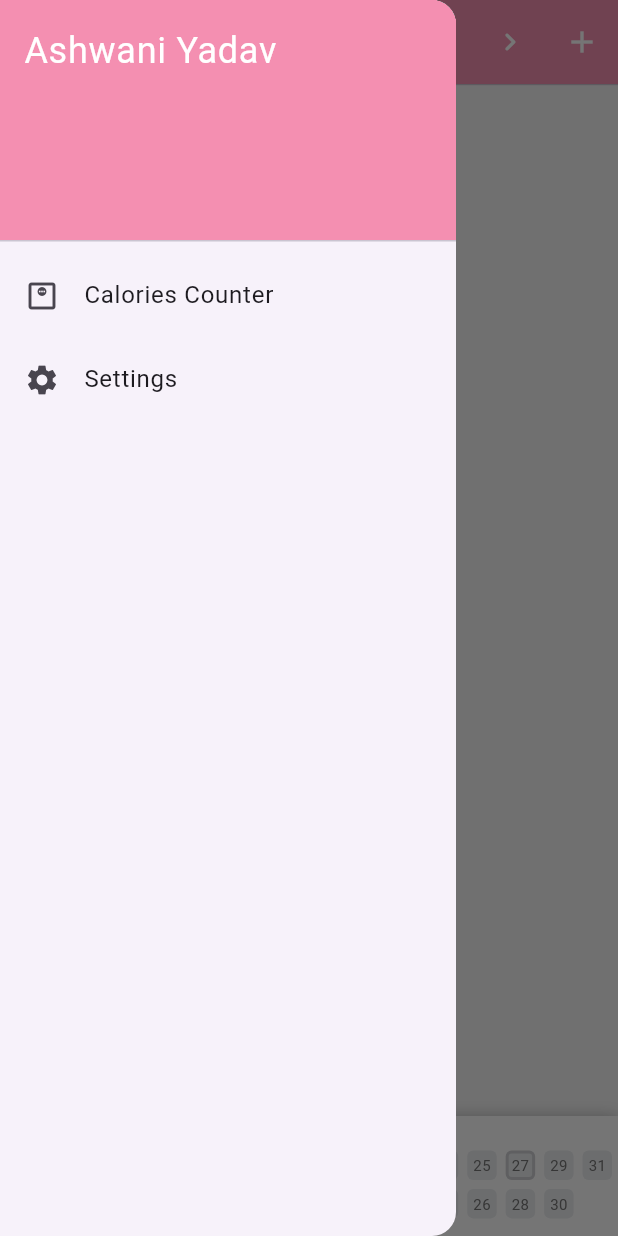
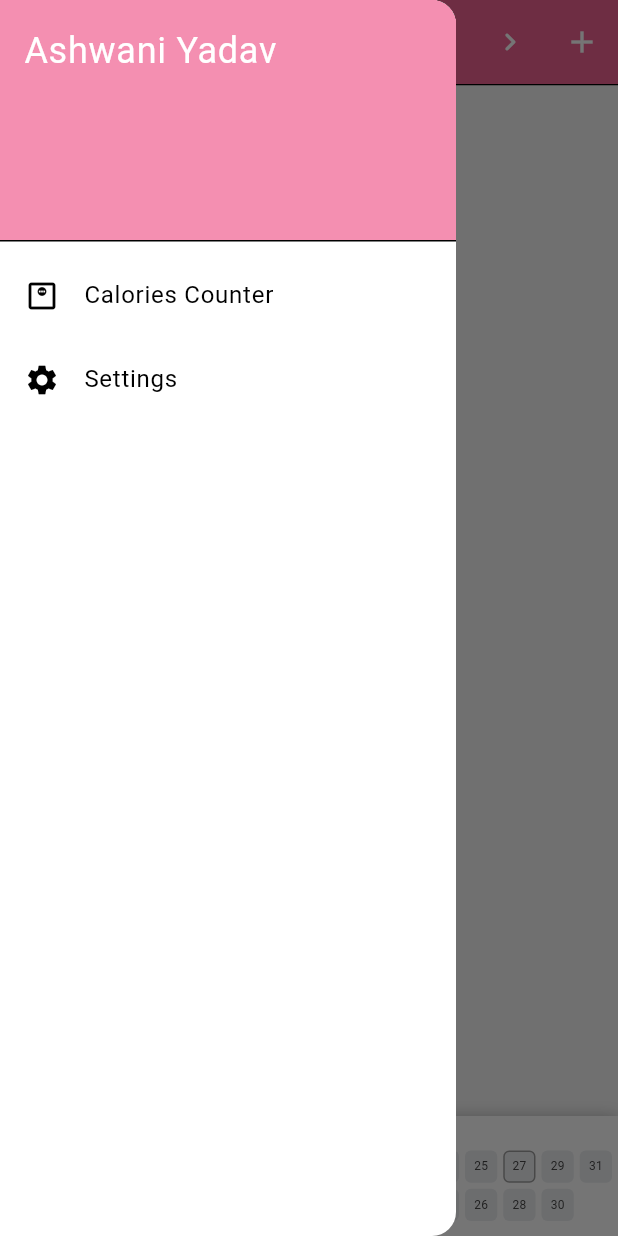
Before and after one commit to AshwaniDev101/Flutter-DisciplinePlus, a Flutter app: the screen it shows after launch, with the side drawer open, on a phone screen of 412 x 824 dp. Run offline on Flutter 3.47's test engine with Material 3 defaults, Android fonts, the phone set to English and light mode, and no system bars; drawn by our look-alikes of sliding_up_panel; our stand-ins replace cloud_firestore, firebase_core, hive_flutter, just_audio, rxdart; accounts and stored records are empty; generated files the repository leaves out were written again.

Commit message:
feat: Introduced app themes and refactored UI components
A centralized theme management system with light and dark modes has been added.

Key changes include:
- Created `app_colors.dart` to define a consistent color palette and text styles for UI elements.
- Implemented `app_theme.dart` with `lightTheme` and `darkTheme` configurations.
- Refactored the heatmap widget into separate `MonthHeatmap`, `HeatmapGrid`, and `HeatmapCell` components for better structure.
- Updated option menus and the schedule page to use the new theme colors and styles.

```diff
--- a/lib/main.dart
+++ b/lib/main.dart
@@ -1,4 +1,5 @@
 
+import 'package:discipline_plus/theme/app_theme.dart';
 import 'package:firebase_core/firebase_core.dart';
 import 'package:flutter/material.dart';
 import 'package:hive_flutter/adapters.dart';
@@ -42,14 +43,12 @@ class MyApp extends StatelessWidget {
     return MaterialApp(
       title: 'DisciplinePlus',
       debugShowCheckedModeBanner: false,
-      // theme: ThemeData(
-      //   // colorScheme: ColorScheme.fromSeed(seedColor: Constants.background_color),
-      //   useMaterial3: true,
-      //   popupMenuTheme: PopupMenuThemeData(
-      //     color: Colors.grey[50], // menu background
-      //     textStyle: TextStyle(color: Colors.grey[400]), // menu text
-      //   ),
-      // ),
+
+      theme: AppTheme.lightTheme,
+      darkTheme: AppTheme.darkTheme,
+      themeMode: ThemeMode.light,
+      // themeMode: ThemeMode.system,
+
       home: SchedulePage(),
       // home: CaloriesCounterPage()
       // home: CalorieHistoryPage()
--- a/lib/pages/heatmap_page/grid/month_heatmap.dart
+++ b/lib/pages/heatmap_page/grid/month_heatmap.dart
@@ -1,16 +1,10 @@
 import 'package:flutter/material.dart';
 import '../../../core/utils/helper.dart';
 
+/// 🧠 Main reactive heatmap widget
 class MonthHeatmap extends StatelessWidget {
   final DateTime currentDateTime;
   final Stream<Map<String, dynamic>> heatmapStream;
-
-  final double height = 70;
-  final double hSpacing = 6;
-  final double vSpacing = 6;
-  final double horizontalPadding = 4;
-  final double verticalPadding = 8.0;
-  final bool useHorizontalScroll = false; // allow scrolling when many columns
 
   const MonthHeatmap({
     super.key,
@@ -18,17 +12,61 @@ class MonthHeatmap extends StatelessWidget {
     required this.heatmapStream,
   });
 
-  Color getColorForHeat(double percentage) {
-    percentage = percentage.clamp(0, 100);
-    if (percentage == 0) {
-      return hexToColorWithOpacity("#EBEDF0", 100);
-    } else {
-      return hexToColorWithOpacity("#38d9a9", percentage);
+  @override
+  Widget build(BuildContext context) {
+    return StreamBuilder<Map<String, dynamic>>(
+      stream: heatmapStream,
+      builder: (context, snapshot) {
+        if (snapshot.connectionState == ConnectionState.waiting) {
+          return const SizedBox(
+            height: 70,
+            child: Center(child: CircularProgressIndicator(strokeWidth: 1.5)),
+          );
+        }
+
+        if (snapshot.hasError) {
+          return const SizedBox(
+            height: 70,
+            child: Center(child: Text('Error loading heatmap')),
+          );
+        }
+
+        final heatmapData = snapshot.data ?? {};
+
+        return HeatmapGrid(
+          currentDateTime: currentDateTime,
+          heatmapData: heatmapData,
+        );
+      },
+    );
   }
 }
 
-  int _daysInMonth(DateTime date) {
-    return DateTime(date.year, date.month + 1, 0).day;
+/// 🧱 Builds the grid layout and handles month calculations
+class HeatmapGrid extends StatelessWidget {
+  final DateTime currentDateTime;
+  final Map<String, dynamic> heatmapData;
+
+  final double height = 70;
+  final double hSpacing = 4;
+  final double vSpacing = 4;
+  final double horizontalPadding = 4;
+  final double verticalPadding = 4;
+  final bool useHorizontalScroll = true;
+
+  const HeatmapGrid({
+    super.key,
+    required this.currentDateTime,
+    required this.heatmapData,
+  });
+
+  int _daysInMonth(DateTime date) => DateTime(date.year, date.month + 1, 0).day;
+
+  Color _getColor(double percentage) {
+    percentage = percentage.clamp(0, 100);
+    return percentage == 0
+        ? hexToColorWithOpacity("#EBEDF0", 100)
+        : hexToColorWithOpacity("#38d9a9", percentage);
   }
 
   @override
@@ -36,10 +74,8 @@ class MonthHeatmap extends StatelessWidget {
     final now = currentDateTime;
     final daysInMonth = _daysInMonth(now);
 
-    // first day of month (1=Mon .. 7=Sun)
+    const rows = 2;
     final firstWeekday = DateTime(now.year, now.month, 1).weekday;
-
-    const rows = 2;
     final offset = (firstWeekday - 1) % rows;
     final columns = ((offset + daysInMonth) / rows).ceil();
 
@@ -58,31 +94,8 @@ class MonthHeatmap extends StatelessWidget {
 
     final placeholderColor = hexToColorWithOpacity("#FFFFFF", 0);
 
-
-    return StreamBuilder<Map<String, dynamic>>(
-      stream: heatmapStream,
-      builder: (context, snapshot) {
-        if (snapshot.connectionState == ConnectionState.waiting) {
-          return const SizedBox(
-            height: 70,
-            child: Center(child: CircularProgressIndicator(strokeWidth: 1.5)),
-          );
-        }
-
-        if (snapshot.hasError) {
-          return SizedBox(
-            height: 70,
-            child: Center(child: Text('Error loading heatmap')),
-          );
-        }
-
-        final heatmapData = snapshot.data ?? {};
-
-        print("=== === ${heatmapData}");
-
-        // generate all the cells
     final totalCells = columns * rows;
-        final cells = List<Widget>.generate(totalCells, (cellIndex) {
+    final cells = List.generate(totalCells, (cellIndex) {
       final dayNumber = (cellIndex - offset + 1);
       final isValidDay = dayNumber >= 1 && dayNumber <= daysInMonth;
 
@@ -99,55 +112,36 @@ class MonthHeatmap extends StatelessWidget {
       }
 
       final value = (heatmapData[dayNumber.toString()] ?? 0).toDouble();
-          final color = getColorForHeat(value);
-
       final isToday = (now.day == dayNumber &&
           DateTime.now().month == now.month &&
           DateTime.now().year == now.year);
 
-          return Container(
-            width: boxSize,
-            height: boxSize,
-            margin: EdgeInsets.only(bottom: vSpacing),
-            decoration: BoxDecoration(
-              color: color,
-              borderRadius: BorderRadius.circular(4),
-              border: isToday ? Border.all(width: 2, color: Colors.black12) : null,
-            ),
-            child: Center(
-              child: Text(
-                "$dayNumber",
-                style: TextStyle(fontSize: 10, color: Colors.grey[600]),
-              ),
-            ),
+      return HeatmapCell(
+        day: dayNumber,
+        color: _getColor(value),
+        isToday: isToday,
+        size: boxSize,
+        vSpacing: vSpacing,
       );
     });
 
-        // build columns
-        final weekColumns = List<Widget>.generate(columns, (colIndex) {
+    final weekColumns = List.generate(columns, (colIndex) {
       final start = colIndex * rows;
       final end = start + rows;
       final columnCells = cells.sublist(start, end);
 
       return Container(
         margin: EdgeInsets.only(right: colIndex == columns - 1 ? 0 : hSpacing),
-            child: Column(
-              mainAxisSize: MainAxisSize.min,
-              children: columnCells,
-            ),
+        child: Column(children: columnCells),
       );
     });
 
-        final rowContent = Row(
-          crossAxisAlignment: CrossAxisAlignment.start,
-          children: weekColumns,
-        );
+    final rowContent = Row(children: weekColumns);
 
     return SizedBox(
       height: height,
       width: double.infinity,
       child: Column(
-            mainAxisAlignment: MainAxisAlignment.start,
         crossAxisAlignment: CrossAxisAlignment.start,
         children: [
           Padding(
@@ -161,13 +155,52 @@ class MonthHeatmap extends StatelessWidget {
             padding: const EdgeInsets.all(4.0),
             child: useHorizontalScroll
                 ? SingleChildScrollView(
-                    scrollDirection: Axis.horizontal, child: rowContent)
+              scrollDirection: Axis.horizontal,
+              child: rowContent,
+            )
                 : rowContent,
           ),
         ],
       ),
     );
-      },
+  }
+}
+
+/// 🔲 Single day cell widget
+class HeatmapCell extends StatelessWidget {
+  final int day;
+  final Color color;
+  final bool isToday;
+  final double size;
+  final double vSpacing;
+
+  const HeatmapCell({
+    super.key,
+    required this.day,
+    required this.color,
+    required this.isToday,
+    required this.size,
+    required this.vSpacing,
+  });
+
+  @override
+  Widget build(BuildContext context) {
+    return Container(
+      width: size,
+      height: size,
+      margin: EdgeInsets.only(bottom: vSpacing),
+      decoration: BoxDecoration(
+        color: color,
+        borderRadius: BorderRadius.circular(4),
+        border: isToday ? Border.all(width: 1, color: Colors.grey) : null,
+      ),
+      child: Center(
+        child: Text(
+          "$day",
+          // "$day",
+          style: TextStyle(fontSize: 8, color: Colors.grey[800]),
+        ),
+      ),
     );
   }
 }
--- a/lib/pages/schedule_page/schedule_page.dart
+++ b/lib/pages/schedule_page/schedule_page.dart
@@ -4,6 +4,7 @@ import 'package:flutter/material.dart';
 import 'package:sliding_up_panel/sliding_up_panel.dart';
 import '../../database/repository/weekly_schedule_repository.dart';
 import '../../drawer/drawer.dart';
+import '../../theme/app_colors.dart';
 import '../global_initiative_list_page/global_initiative_list/global_initiative_list_page.dart';
 
 import '../global_initiative_list_page/manager/global_list_manager.dart';
@@ -27,7 +28,17 @@ class _SchedulePageState extends State<SchedulePage> with RouteAware {
   @override
   void initState() {
     super.initState();
+
   }
+
+
+  // @override
+  // void didChangeDependencies() {
+  //   super.didChangeDependencies();
+  //
+  //   final isDark = Theme.of(context).brightness == Brightness.dark;
+  //   print("Current theme is Dark: $isDark");
+  // }
 
   @override
   void dispose() {
@@ -46,11 +57,11 @@ class _SchedulePageState extends State<SchedulePage> with RouteAware {
               final day = snapshot.data ?? '';
               return Text(
                 day,
-                style: TextStyle(color: Colors.white),
+                style: TextStyle(color: AppColors.appbarTitle),
               );
             }),
-        iconTheme: IconThemeData(color: Colors.white),
-        backgroundColor: Colors.pink.shade200,
+        iconTheme: IconThemeData(color: AppColors.appbarIcon),
+        backgroundColor: AppColors.appbar,
         actions: [
           IconButton(
               onPressed: () {
--- a/lib/pages/schedule_page/widgets/schedule_listview.dart
+++ b/lib/pages/schedule_page/widgets/schedule_listview.dart
@@ -1,4 +1,5 @@
 import 'package:discipline_plus/pages/timer_page/timer_page.dart';
+import 'package:discipline_plus/theme/app_colors.dart';
 import 'package:flutter/material.dart';
 import '../../../../models/initiative.dart';
 
@@ -221,14 +222,27 @@ class _ScheduleListviewState extends State<ScheduleListview> {
     showMenu(
       context: context,
       position: position,
+      color: AppColors.optionMenuBackground,
       items: [
         PopupMenuItem(
           value: 'edit',
-          child: const Text('Edit', style: TextStyle(fontSize: 14)),
+          child: Row(
+            children: [
+              Icon(Icons.edit_note_rounded, size: 16, color: AppColors.optionMenuContent),
+              const SizedBox(width: 6),
+              Text('Edit', style: AppStyle.optionMenuTextStyle),
+            ],
+          ),
         ),
         PopupMenuItem(
           value: 'delete',
-          child: const Text('Delete', style: TextStyle(fontSize: 14)),
+          child: Row(
+            children: [
+              Icon(Icons.delete_outline, size: 16, color: AppColors.optionMenuContent),
+              const SizedBox(width: 6),
+              Text('Delete', style: AppStyle.optionMenuTextStyle),
+            ],
+          ),
         ),
         PopupMenuItem(
           value: 'complete',
@@ -250,7 +264,7 @@ class _ScheduleListviewState extends State<ScheduleListview> {
                     children: [
                       Icon(initiative.isComplete?Icons.check_box:Icons.check_box_outline_blank_rounded, color: initiative.isComplete?Colors.blue:Colors.grey),
                       SizedBox(width: 4,),
-                      Text(initiative.isComplete?'Completed!':'Complete?', style: TextStyle(fontSize: 14)),
+                      Text(initiative.isComplete?'Completed!':'Complete?', style: AppStyle.optionMenuTextStyle),
                     ]
                   ),
                 ),
--- /dev/null
+++ b/lib/theme/app_colors.dart
@@ -0,0 +1,27 @@
+import 'package:flutter/material.dart';
+
+class AppColors {
+  // App bar
+  static Color appbar       = Colors.pink.shade300;
+  static Color appbarTitle  = Colors.white;
+  static Color appbarIcon   = Colors.white;
+
+  // Option Menu
+  static Color optionMenuBackground = Colors.grey.shade50;
+  static Color optionMenuContent    = Colors.blueGrey.shade600;
+
+  // Schedule
+  static Color scheduleTitle  = Colors.blue;
+  static Color scheduleTime   = Colors.grey;
+  static Color scheduleBrake  = Colors.red;
+}
+
+class AppStyle {
+  // Option Menu
+  static TextStyle optionMenuTextStyle = TextStyle(fontSize: 14, color: AppColors.optionMenuContent);
+
+  // Schedule
+  static TextStyle scheduleTitle = TextStyle(fontSize: 14, color: AppColors. scheduleTitle );
+  static TextStyle scheduleTime  = TextStyle(fontSize: 14, color: AppColors. scheduleTime  );
+  static TextStyle scheduleBrake = TextStyle(fontSize: 14, color: AppColors. scheduleBrake );
+}
--- /dev/null
+++ b/lib/theme/app_theme.dart
@@ -0,0 +1,55 @@
+import 'package:flutter/material.dart';
+
+class AppTheme {
+  // LIGHT THEME
+  static ThemeData lightTheme = ThemeData(
+    brightness: Brightness.light,
+    scaffoldBackgroundColor: Colors.grey[100],
+    primaryColor: Colors.pink,
+    colorScheme: ColorScheme.light(
+      primary: Colors.pink,
+      secondary: Colors.pinkAccent,
+      surface: Colors.white,
+    ),
+    appBarTheme:  AppBarTheme(
+      backgroundColor: Colors.pink[200],
+      elevation: 0,
+      foregroundColor: Colors.black87,
+    ),
+    popupMenuTheme: PopupMenuThemeData(
+      color: Colors.grey[50],
+      textStyle: TextStyle(color: Colors.blueGrey[800]),
+    ),
+    textTheme: const TextTheme(
+      bodyMedium: TextStyle(fontSize: 14, color: Colors.black87),
+    ),
+    iconTheme: const IconThemeData(color: Colors.grey),
+    useMaterial3: true,
+  );
+
+  // DARK THEME
+  static ThemeData darkTheme = ThemeData(
+    brightness: Brightness.dark,
+    scaffoldBackgroundColor: const Color(0xFF121212),
+    primaryColor: Colors.tealAccent[200],
+    colorScheme: ColorScheme.dark(
+      primary: Colors.tealAccent,
+      secondary: Colors.tealAccent,
+      surface: const Color(0xFF1E1E1E),
+    ),
+    appBarTheme: const AppBarTheme(
+      backgroundColor: Color(0xFF1E1E1E),
+      elevation: 0,
+      foregroundColor: Colors.white,
+    ),
+    popupMenuTheme: PopupMenuThemeData(
+      color: Color(0xFF2A2A2A),
+      textStyle: TextStyle(color: Colors.white),
+    ),
+    textTheme: const TextTheme(
+      bodyMedium: TextStyle(fontSize: 14, color: Colors.white70),
+    ),
+    iconTheme: const IconThemeData(color: Colors.white60),
+    useMaterial3: true,
+  );
+}
--- a/lib/widget/edit_delete_option_menu.dart
+++ b/lib/widget/edit_delete_option_menu.dart
@@ -1,4 +1,5 @@
 
+import 'package:discipline_plus/theme/app_colors.dart';
 import 'package:flutter/material.dart';
 
 class EditDeleteOptionMenu extends StatelessWidget {
@@ -14,6 +15,7 @@ class EditDeleteOptionMenu extends StatelessWidget {
   @override
   Widget build(BuildContext context) {
     final key = GlobalKey();
+
 
     return GestureDetector(
       key: key,
@@ -32,15 +34,16 @@ class EditDeleteOptionMenu extends StatelessWidget {
 
         final selected = await showMenu<String>(
           context: context,
+          color: AppColors.optionMenuBackground,
           position: position,
-          items: const [
+          items: [
             PopupMenuItem<String>(
               value: 'edit',
               child: Row(
                 children: [
-                  Icon(Icons.edit, size: 16, color: Colors.blue),
-                  SizedBox(width: 6),
-                  Text('Edit', style: TextStyle(fontSize: 13)),
+                  Icon(Icons.edit_note_rounded, size: 16, color: AppColors.optionMenuContent),
+                  const SizedBox(width: 6),
+                  Text('Edit', style: AppStyle.optionMenuTextStyle),
                 ],
               ),
             ),
@@ -48,9 +51,9 @@ class EditDeleteOptionMenu extends StatelessWidget {
               value: 'delete',
               child: Row(
                 children: [
-                  Icon(Icons.delete_outline, size: 16, color: Colors.red),
-                  SizedBox(width: 6),
-                  Text('Delete', style: TextStyle(fontSize: 13)),
+                  Icon(Icons.delete_outline, size: 16, color: AppColors.optionMenuContent),
+                  const SizedBox(width: 6),
+                  Text('Delete', style: AppStyle.optionMenuTextStyle),
                 ],
               ),
             ),
```
Lines whose indentation alone changed are shown as unchanged.
